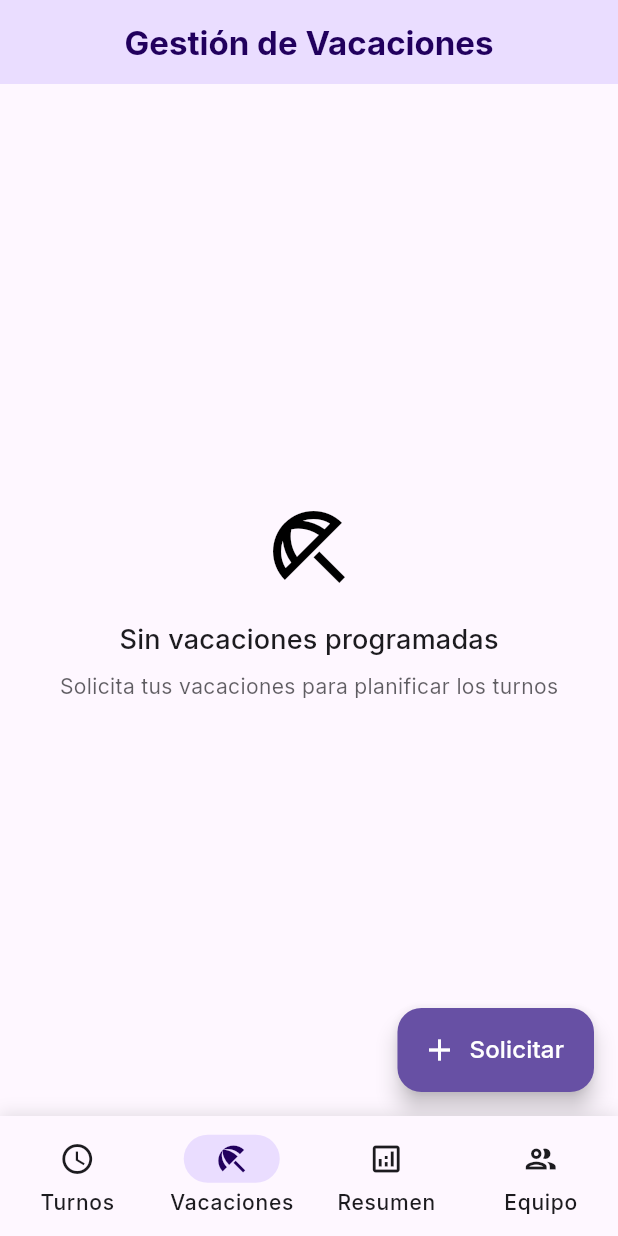
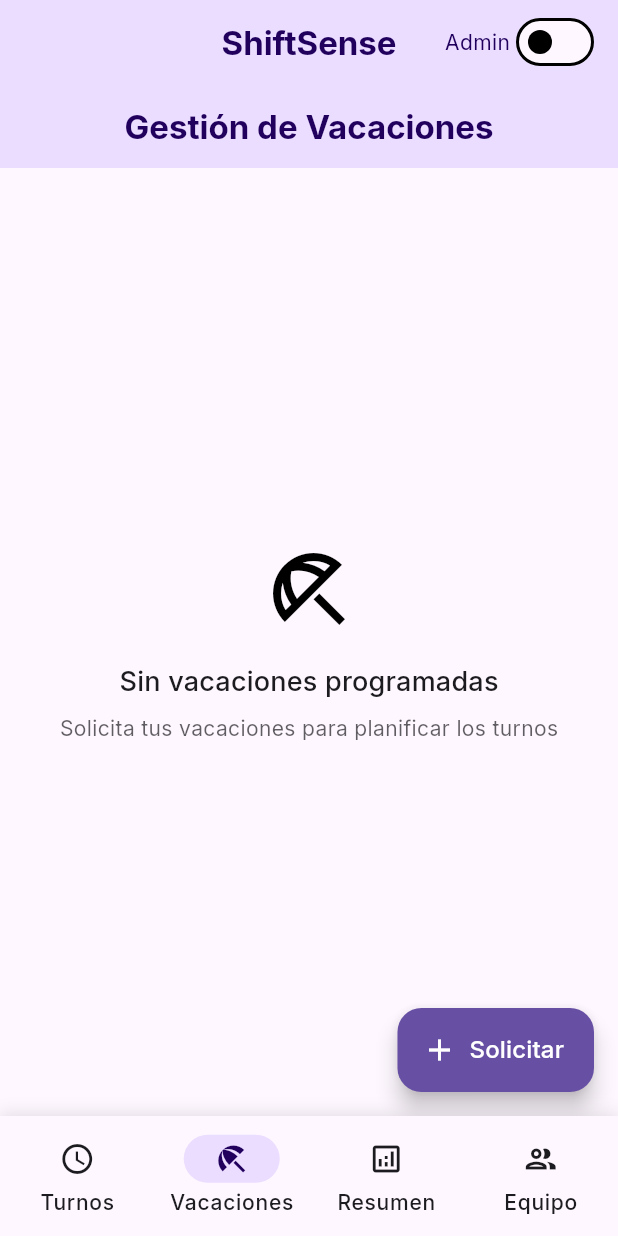
Before and after one commit to ViniPurtan/shiftSense, a Flutter app: the screen it shows after launch, item 2 of the bottom bar chosen, on a phone screen of 412 x 824 dp. Run offline on Flutter 3.47's test engine with Material 3 defaults, Android fonts, the phone set to English and light mode, and no system bars; our stand-ins replace google_fonts, shared_preferences.

Commit message:
Update home_page.dart

```diff
--- a/lib/screens/home_page.dart
+++ b/lib/screens/home_page.dart
@@ -3,6 +3,7 @@ import 'package:shiftsense/screens/current_shift_screen.dart';
 import 'package:shiftsense/screens/vacation_screen.dart';
 import 'package:shiftsense/screens/annual_overview_screen.dart';
 import 'package:shiftsense/screens/employees_screen.dart';
+import 'package:shiftsense/screens/admin_vacations_screen.dart';
 import 'package:shiftsense/services/shift_service.dart';
 
 class HomePage extends StatefulWidget {
@@ -16,6 +17,7 @@ class _HomePageState extends State<HomePage> with TickerProviderStateMixin {
   int _selectedIndex = 0;
   late TabController _tabController;
   bool _isLoading = true;
+  bool _isAdmin = false;
 
   final List<NavigationItem> _navigationItems = [
     NavigationItem(
@@ -43,7 +45,7 @@ class _HomePageState extends State<HomePage> with TickerProviderStateMixin {
   @override
   void initState() {
     super.initState();
-    _tabController = TabController(length: _navigationItems.length, vsync: this);
+    _tabController = TabController(length: 4, vsync: this);
     _initializeServices();
   }
 
@@ -63,6 +65,15 @@ class _HomePageState extends State<HomePage> with TickerProviderStateMixin {
   void _onItemTapped(int index) {
     setState(() => _selectedIndex = index);
     _tabController.animateTo(index);
+  }
+
+  void _toggleAdmin(bool value) {
+    setState(() {
+      _isAdmin = value;
+      _selectedIndex = 0;
+      _tabController.dispose();
+      _tabController = TabController(length: _navigationItems.length, vsync: this);
+    });
   }
 
   @override
@@ -90,14 +101,39 @@ class _HomePageState extends State<HomePage> with TickerProviderStateMixin {
     }
 
     return Scaffold(
+      appBar: AppBar(
+        title: Text(
+          'ShiftSense',
+          style: Theme.of(context).textTheme.headlineSmall?.copyWith(
+            fontWeight: FontWeight.bold,
+            color: Theme.of(context).colorScheme.onPrimaryContainer,
+          ),
+        ),
+        backgroundColor: Theme.of(context).appBarTheme.backgroundColor,
+        elevation: 0,
+        centerTitle: true,
+        actions: [
+          Row(
+            children: [
+              const Text('Admin'),
+              Switch(
+                value: _isAdmin,
+                onChanged: _toggleAdmin,
+              ),
+              const SizedBox(width: 12),
+            ],
+          ),
+        ],
+      ),
       body: TabBarView(
         controller: _tabController,
         physics: const NeverScrollableScrollPhysics(),
-        children: const [
-          CurrentShiftScreen(),
-          VacationScreen(),
-          AnnualOverviewScreen(),
-          EmployeesScreen(),
+        children: [
+          const CurrentShiftScreen(),
+          const VacationScreen(),
+          const AnnualOverviewScreen(),
+          const EmployeesScreen(),
+          if (_isAdmin) const AdminVacationsScreen(),
         ],
       ),
       bottomNavigationBar: Container(
```
